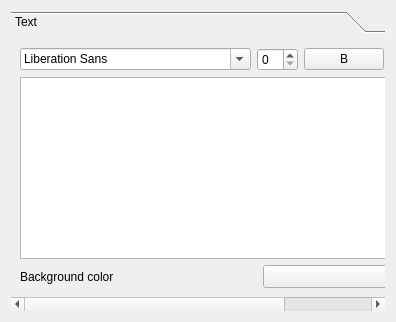
This is src/ui/qgscomposertextwidgetbase.ui in mhugent/QGIS as Qt 5 draws it before an edit. The edited form follows.
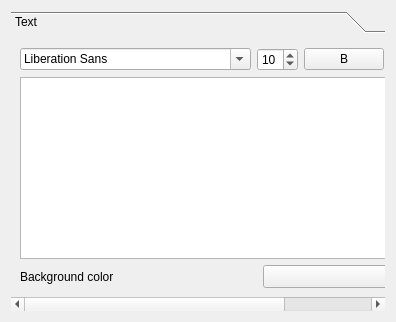
This is the edited form. Custom widgets are drawn as their Qt base class.

Commit message: Improve text dialog and composer text scaling

Diff of the .ui file:
```diff
--- a/src/ui/qgscomposertextwidgetbase.ui
+++ b/src/ui/qgscomposertextwidgetbase.ui
@@ -51,7 +51,14 @@
           </spacer>
          </item>
          <item>
-          <widget class="QSpinBox" name="mFontSizeSpinBox"/>
+          <widget class="QSpinBox" name="mFontSizeSpinBox">
+           <property name="minimum">
+            <number>1</number>
+           </property>
+           <property name="value">
+            <number>10</number>
+           </property>
+          </widget>
          </item>
          <item>
           <widget class="QPushButton" name="mBoldPushButton">
```
The commit also changes 3 other files.
